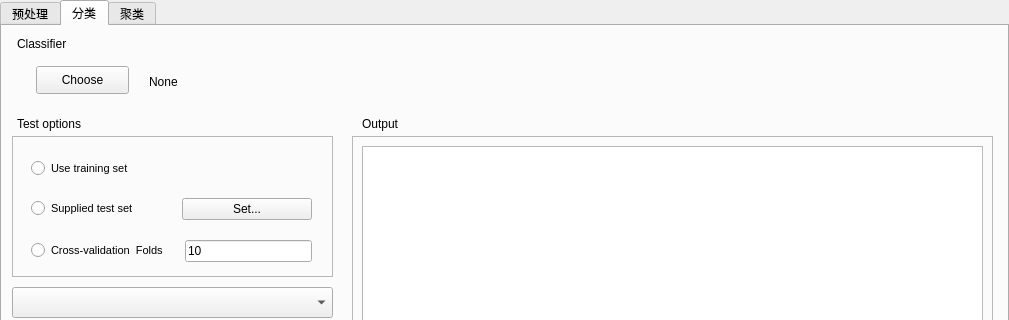
Before: the Qt Designer form gui/designUI/Main.ui in ccreeper/weka-forpy, drawn with Qt 5; both pictures show x 0 to 1009 and y 0 to 320 of the 1009 by 756 pixel window.
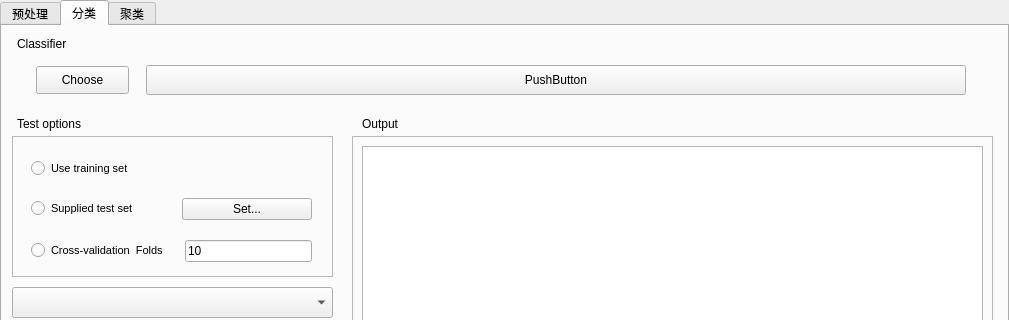
After: the same form once the commit is applied. Custom widgets are drawn as their Qt base class.

What changed in the file:
```diff
--- a/gui/designUI/Main.ui
+++ b/gui/designUI/Main.ui
@@ -770,25 +770,6 @@
        <string>Choose</string>
       </property>
      </widget>
-     <widget class="QLabel" name="option_classifier">
-      <property name="geometry">
-       <rect>
-        <x>147</x>
-        <y>40</y>
-        <width>801</width>
-        <height>31</height>
-       </rect>
-      </property>
-      <property name="sizePolicy">
-       <sizepolicy hsizetype="Preferred" vsizetype="Preferred">
-        <horstretch>5</horstretch>
-        <verstretch>0</verstretch>
-       </sizepolicy>
-      </property>
-      <property name="text">
-       <string>None</string>
-      </property>
-     </widget>
      <widget class="QLabel" name="label_12">
       <property name="geometry">
        <rect>
@@ -811,6 +792,22 @@
         <height>51</height>
        </rect>
       </property>
+      <widget class="QPushButton" name="option_classifier">
+       <property name="geometry">
+        <rect>
+         <x>130</x>
+         <y>9</y>
+         <width>820</width>
+         <height>30</height>
+        </rect>
+       </property>
+       <property name="contextMenuPolicy">
+        <enum>Qt::PreventContextMenu</enum>
+       </property>
+       <property name="text">
+        <string>PushButton</string>
+       </property>
+      </widget>
      </widget>
      <widget class="QLabel" name="label_13">
       <property name="geometry">
```
Left out of the diff: 1 changed line with no effect on the pictures.
